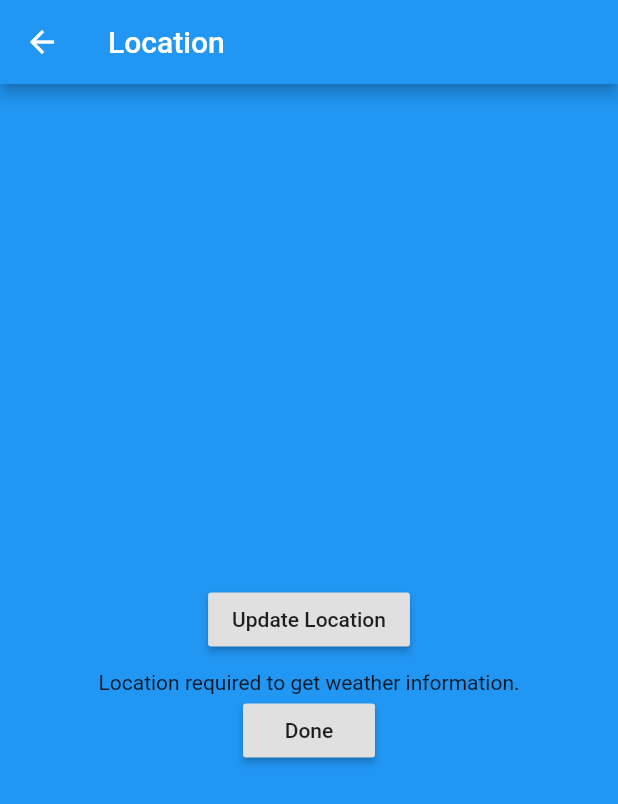
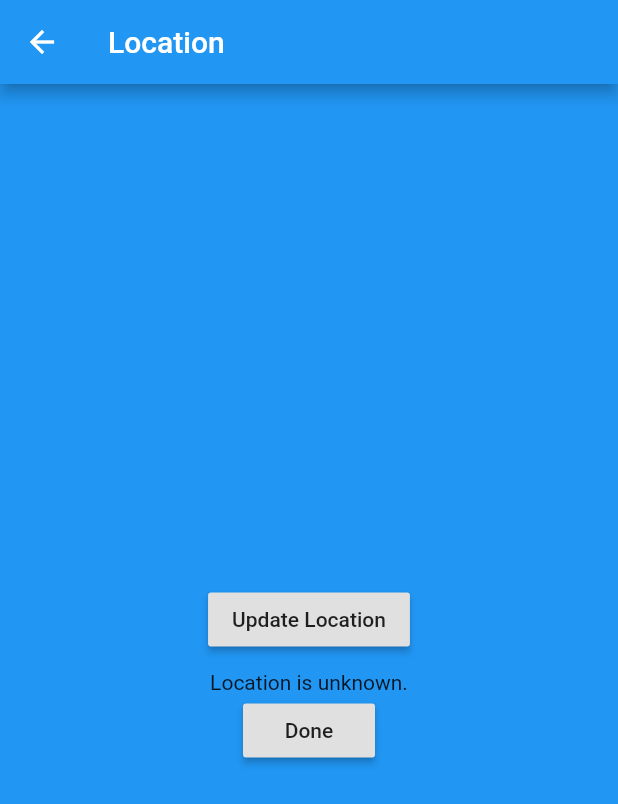
Before and after one commit to willmetz/SimplyWeather, a Flutter app: the LocationScreen screen opened directly, after a tap on "Update Location", on a phone screen of 412 x 824 dp. Shown: the top 804 px of the screen. Run offline on Flutter 3.47's test engine with Material 2 defaults, Android fonts, the phone set to English and light mode, and no system bars; our stand-ins replace cached_network_image, flutter_cache_manager, geolocator, sembast, shared_preferences; accounts and stored records are empty; generated files the repository leaves out were written again.

Commit message:
Added custom caching for the images on the radar screen, modified the location screen to include a spinner, added link to location screen when no location exists in app.

```diff
--- a/lib/Bloc/LocationBloc.dart
+++ b/lib/Bloc/LocationBloc.dart
@@ -2,7 +2,9 @@ import 'dart:async';
 
 import 'package:ost_weather/Bloc/Bloc.dart';
 import 'package:ost_weather/DataLayer/Location.dart';
+import 'package:ost_weather/DataLayer/WeatherLocale.dart';
 import 'package:ost_weather/Service/LocationService.dart';
+import 'package:ost_weather/Service/WeatherService.dart';
 import 'package:ost_weather/Utils/AppPreference.dart';
 
 class LocationBloc implements Bloc {
@@ -10,33 +12,53 @@ class LocationBloc implements Bloc {
 
   final AppPreferences _appPreferences;
   final LocationService _locationService;
+  final WeatherService _weatherService;
+  final LocationData initialData = LocationData.loading();
 
-  final _locationController = StreamController<Location>();
-  Stream<Location> get locationStream => _locationController.stream;
+  final _locationController = StreamController<LocationData>();
+  Stream<LocationData> get locationStream => _locationController.stream;
 
-  LocationBloc(this._appPreferences, this._locationService);
-
-  void getCurrentLocation(Function(Location) callback) async {
-    _location = await _appPreferences.getLocation();
-    if (callback != null) {
-      callback(_location);
-    }
-  }
+  LocationBloc(this._appPreferences, this._locationService, this._weatherService);
 
   void initLocation() async {
+    _locationController.sink.add(LocationData.loading());
+
     _location = await _appPreferences.getLocation();
-    _locationController.sink.add(_location);
+
+    if (_location != null && _location.hasLocation()) {
+      String locationName = await _appPreferences.getLocationName();
+
+      if (locationName != null) {
+        LocationData locationData = new LocationData(locationName);
+        _locationController.sink.add(locationData);
+        return;
+      }
+    }
+
+    _locationController.sink.add(new LocationData.unknown());
   }
 
   Future<bool> updateLocation() async {
+    _locationController.sink.add(LocationData.loading());
+
     Location location = await _locationService.getCurrentLocation();
 
     if (location != null) {
       _appPreferences.saveLocation(location);
-      _locationController.sink.add(location);
+
+      WeatherLocale locale = await _weatherService.getWeatherLocale(location);
+
+      if (locale != null && locale.locationInformation != null && locale.locationInformation.cityName != null) {
+        String city = locale.locationInformation.cityName;
+        await _appPreferences.saveLocationName(city);
+
+        _locationController.sink.add(new LocationData(city));
+        return true;
+      }
     }
 
-    return location != null;
+    _locationController.sink.add(LocationData.error());
+    return false;
   }
 
   @override
@@ -44,3 +66,33 @@ class LocationBloc implements Bloc {
     _locationController.close();
   }
 }
+
+enum LocationState { LocationUnknown, LocationKnown, Loading, Error }
+
+class LocationData {
+  String _locationName;
+  LocationState _locationState;
+
+  LocationData(this._locationName) {
+    _locationState = LocationState.LocationKnown;
+  }
+
+  LocationData.unknown() {
+    _locationName = null;
+    _locationState = LocationState.LocationUnknown;
+  }
+
+  LocationData.loading() {
+    _locationName = null;
+    _locationState = LocationState.Loading;
+  }
+
+  LocationData.error() {
+    _locationName = null;
+    _locationState = LocationState.Error;
+  }
+
+  String locationName() => _locationName;
+
+  LocationState locationState() => _locationState;
+}
--- a/lib/DataLayer/ExtendedForecast.dart
+++ b/lib/DataLayer/ExtendedForecast.dart
@@ -1,6 +1,4 @@
 import 'package:json_annotation/json_annotation.dart';
-
-import 'WeatherLocale.dart';
 
 /// This allows the `ExtendedForecast` class to access private members in
 /// the generated file. The value for this is *.g.dart, where
@@ -9,7 +7,7 @@ part 'ExtendedForecast.g.dart';
 
 @JsonSerializable(explicitToJson: true)
 class ExtendedForecast {
-  ExtendedForecast(this.dailyForecasts, this.forecastTimezone, this.retrievedAtTimeStamp);
+  ExtendedForecast(this.dailyForecasts, this.hourlyForecast, this.currentConditions, this.forecastTimezone);
 
   //This does not come from the service butis needed to record timestamp
   int retrievedAtTimeStamp;
@@ -41,8 +39,8 @@ class ExtendedForecast {
 
 @JsonSerializable(explicitToJson: true)
 class CurrentConditions {
-  CurrentConditions(this.currentTemperature, this.feelsLikeTemperature, this.humidity, this.sunriseUTC, this.sunsetUTC,
-      this.timeStampUTC, this.weather, this.windDirection, this.windSpeed);
+  CurrentConditions(this.timeStampUTC, this.sunriseUTC, this.sunsetUTC, this.currentTemperature, this.feelsLikeTemperature,
+      this.humidity, this.windSpeed, this.windDirection, this.weather);
 
   @JsonKey(name: 'dt', defaultValue: 0)
   int timeStampUTC;
@@ -84,8 +82,8 @@ class CurrentConditions {
 
 @JsonSerializable(explicitToJson: true)
 class HourlyForecast {
-  HourlyForecast(this.feelsLike, this.weather, this.humidity, this.probabilityOfPercipitation, this.temperatureFarenheit,
-      this.timeStampUTC, this.windDirection, this.windSpeed);
+  HourlyForecast(this.timeStampUTC, this.temperatureFarenheit, this.feelsLike, this.humidity, this.windSpeed,
+      this.windDirection, this.weather, this.probabilityOfPercipitation);
 
   @JsonKey(name: 'dt')
   int timeStampUTC;
@@ -124,7 +122,7 @@ class HourlyForecast {
 
 @JsonSerializable(explicitToJson: true)
 class DailyForecast {
-  DailyForecast(this.weather, this.windSpeed, this.dailyTemperatureRange, this.utcTimeStamp, this.windDirectionDegrees);
+  DailyForecast(this.dailyTemperatureRange, this.utcTimeStamp, this.windSpeed, this.windDirectionDegrees, this.weather);
 
   @JsonKey(name: 'temp')
   DailyTemperatureRange dailyTemperatureRange;
@@ -154,7 +152,7 @@ class DailyForecast {
 
 @JsonSerializable(explicitToJson: true)
 class DailyTemperatureRange {
-  DailyTemperatureRange(this.dayTimeTemp, this.hiTemp, this.lowTemp, this.eveningTemp, this.nightTemp);
+  DailyTemperatureRange(this.dayTimeTemp, this.lowTemp, this.hiTemp, this.nightTemp, this.eveningTemp);
 
   @JsonKey(name: 'day')
   double dayTimeTemp;
--- a/lib/DataLayer/Location.dart
+++ b/lib/DataLayer/Location.dart
@@ -1,4 +1,6 @@
 class Location {
+  static const double UNKNOWN_LOCATION = 999;
+
   Location(this.zipCode);
   Location.fromGeoInfo(this.latitude, this.longitude);
   Location.allForms(this.zipCode, this.longitude, this.latitude);
@@ -6,4 +8,8 @@ class Location {
   int zipCode;
   double latitude;
   double longitude;
+
+  bool hasLocation() {
+    return latitude != UNKNOWN_LOCATION && longitude != UNKNOWN_LOCATION;
+  }
 }
--- a/lib/Service/LocationService.dart
+++ b/lib/Service/LocationService.dart
@@ -15,14 +15,18 @@ class LocationService {
 
   Future<Location> getCurrentLocation() async {
     _geolocator.forceAndroidLocationManager = true;
+
+    try {
       Position position = await _geolocator
-        .getCurrentPosition(desiredAccuracy: LocationAccuracy.medium, locationPermissionLevel: GeolocationPermission.locationWhenInUse)
+          .getCurrentPosition(
+              desiredAccuracy: LocationAccuracy.medium, locationPermissionLevel: GeolocationPermission.locationWhenInUse)
           .timeout(Duration(seconds: 10))
           .catchError((error) => _geolocator.getLastKnownPosition());
 
       if (position != null) {
         return Location.fromGeoInfo(position.latitude, position.longitude);
       }
+    } catch (PlatformException) {}
 
     return null;
   }
--- a/lib/UI/ForecastScreen.dart
+++ b/lib/UI/ForecastScreen.dart
@@ -37,7 +37,7 @@ class ForecastScreen extends StatelessWidget {
             case ExtendedForecastState.loading:
               return loading("Loading Forecast");
             case ExtendedForecastState.locationRequired:
-              return locationRequired();
+              return locationRequired(context);
             case ExtendedForecastState.forecastReady:
               return showExtendedForecast(data);
             case ExtendedForecastState.forecastError:
--- a/lib/UI/HomeScreen.dart
+++ b/lib/UI/HomeScreen.dart
@@ -35,7 +35,7 @@ class HomeScreen extends StatelessWidget {
 
                   switch (results.homeState) {
                     case HomeState.noLocationAvailable:
-                      return locationRequired();
+                      return locationRequired(context);
                     case HomeState.currentConditionsAvailable:
                       return _showCurrentWeather(results.homeData);
                     case HomeState.errorRetrievingConditions:
--- a/lib/UI/LocationScreen.dart
+++ b/lib/UI/LocationScreen.dart
@@ -2,11 +2,17 @@ import 'package:flutter/material.dart';
 import 'package:ost_weather/Bloc/LocationBloc.dart';
 import 'package:ost_weather/Bloc/bloc_provider.dart';
 import 'package:ost_weather/DataLayer/Location.dart';
+import 'package:ost_weather/DataLayer/WeatherApiClient.dart';
+import 'package:ost_weather/Database/ExtendedForecastDAO.dart';
+import 'package:ost_weather/Database/WeatherLocaleDAO.dart';
 import 'package:ost_weather/Service/LocationService.dart';
+import 'package:ost_weather/Service/WeatherService.dart';
+import 'package:ost_weather/UI/Widgets/ForecastWidgets.dart';
 import 'package:ost_weather/Utils/AppPreference.dart';
 
 class LocationScreen extends StatelessWidget {
-  final LocationBloc _locationBloc = LocationBloc(AppPreferences(), LocationService());
+  final LocationBloc _locationBloc = LocationBloc(
+      AppPreferences(), LocationService(), WeatherService(WeatherApiClient(), ExtendedForecastDAO(), WeatherLocaleDAO()));
 
   LocationScreen() {
     WidgetsBinding.instance.addPostFrameCallback(_onLayoutDone);
@@ -24,10 +30,13 @@ class LocationScreen extends StatelessWidget {
             appBar: AppBar(title: Text("Location")),
             body: StreamBuilder(
                 stream: _locationBloc.locationStream,
+                initialData: _locationBloc.initialData,
                 builder: (context, snapshot) {
-                  Location location = snapshot.data;
+                  LocationData locationData = snapshot.data;
 
-                  return Container(
+                  return Stack(
+                    children: [
+                      Container(
                         color: Colors.blue,
                         child: Column(mainAxisAlignment: MainAxisAlignment.center, children: <Widget>[
                           Center(
@@ -36,23 +45,31 @@ class LocationScreen extends StatelessWidget {
                                   child: RaisedButton(
                                     child: Text("Update Location"),
                                     onPressed: () async {
+                                      if (locationData.locationState() != LocationState.Loading) {
                                         await _locationBloc.updateLocation();
+                                      }
                                     },
                                   ))),
-                      Center(child: currentLocationInformation(location)),
+                          Center(child: currentLocationInformation(locationData)),
                           RaisedButton(child: Text("Done"), onPressed: () => Navigator.pop(context))
                         ]),
+                      ),
+                      Visibility(
+                        child: loading("Updating Location..."),
+                        visible: locationData.locationState() == LocationState.Loading,
+                      )
+                    ],
                   );
                 })));
   }
 
-  Widget currentLocationInformation(Location location) {
+  Widget currentLocationInformation(LocationData locationData) {
     Widget myWidget;
 
-    if (location == null) {
-      myWidget = Text("Location required to get weather information.");
+    if (locationData?.locationState() == LocationState.LocationKnown) {
+      myWidget = Text("Current location is ${locationData.locationName()}");
     } else {
-      myWidget = Text("Current location is known");
+      myWidget = Text("Location is unknown.");
     }
 
     return myWidget;
--- a/lib/UI/RadarScreen.dart
+++ b/lib/UI/RadarScreen.dart
@@ -49,7 +49,7 @@ class RadarScreen extends StatelessWidget {
             );
           } else {
             if (radarData.state == RadarState.noLocationAvailable) {
-              return locationRequired();
+              return locationRequired(context);
             }
             return Container(
               color: Colors.grey[400],
--- a/lib/UI/Widgets/RadarOverlayWidget.dart
+++ b/lib/UI/Widgets/RadarOverlayWidget.dart
@@ -1,6 +1,9 @@
 import 'package:cached_network_image/cached_network_image.dart';
 import 'package:flutter/material.dart';
+import 'package:flutter_cache_manager/flutter_cache_manager.dart';
 import 'package:ost_weather/Bloc/RadarBlock.dart';
+import 'package:ost_weather/Images/CacheManagerWithDuration.dart';
+import 'package:path_provider/path_provider.dart';
 
 class RadarOverlayWidget extends StatelessWidget {
   final MapWithRadarTile _tile;
@@ -16,11 +19,13 @@ class RadarOverlayWidget extends StatelessWidget {
         imageUrl: _tile.mapUrlForTile,
         fit: BoxFit.scaleDown,
         height: _height,
+        cacheManager: CustomCacheManager(Duration(days: 14)),
       ),
       CachedNetworkImage(
         imageUrl: _tile.precipitationUrlForTile,
         fit: BoxFit.scaleDown,
         height: _height,
+        cacheManager: CustomCacheManager(Duration(minutes: 15)),
       ),
     ]);
   }
--- a/lib/Utils/AppPreference.dart
+++ b/lib/Utils/AppPreference.dart
@@ -2,6 +2,10 @@ import 'package:ost_weather/DataLayer/Location.dart';
 import 'package:shared_preferences/shared_preferences.dart';
 
 class AppPreferences {
+  final String _latitudeKey = "latitude";
+  final String _longitudeKey = "longitude";
+  final String _locationNameKey = "locationName";
+
   static final AppPreferences _instance = AppPreferences._internal();
   Future<SharedPreferences> _prefs = SharedPreferences.getInstance();
 
@@ -15,22 +19,34 @@ class AppPreferences {
   Future<bool> saveLocation(Location location) async {
     SharedPreferences sharedPreferences = await _prefs;
 
-    sharedPreferences.setInt("zip", location.zipCode);
-    sharedPreferences.setDouble("latitude", location.latitude);
-    sharedPreferences.setDouble("longitude", location.longitude);
+    bool savedLatitude = await sharedPreferences.setDouble(_latitudeKey, location.latitude);
+    bool savedLongitude = await sharedPreferences.setDouble(_longitudeKey, location.longitude);
+
+    return savedLatitude && savedLongitude;
   }
 
   Future<Location> getLocation() async {
     SharedPreferences sharedPreferences = await _prefs;
 
-    int zip = sharedPreferences.getInt("zip");
-    double long = sharedPreferences.getDouble("longitude");
-    double lat = sharedPreferences.getDouble("latitude");
+    double long = sharedPreferences.getDouble(_longitudeKey);
+    double lat = sharedPreferences.getDouble(_latitudeKey);
 
-    if (zip == null && lat == null && long == null) {
+    if (lat == null && long == null) {
       return null;
     } else {
-      return Location.allForms(zip, long, lat);
+      return Location.fromGeoInfo(lat, long);
     }
   }
+
+  Future<bool> saveLocationName(String locationName) async {
+    SharedPreferences sharedPreferences = await _prefs;
+
+    return await sharedPreferences.setString(_locationNameKey, locationName);
+  }
+
+  Future<String> getLocationName() async {
+    SharedPreferences sharedPreferences = await _prefs;
+
+    return sharedPreferences.getString(_locationNameKey);
+  }
 }
--- a/pubspec.yaml
+++ b/pubspec.yaml
@@ -29,6 +29,7 @@ dependencies:
 
   http: 0.12.0+4
   cached_network_image: 2.0.0
+  flutter_cache_manager: 1.4.1
   geolocator: 5.3.1
   intl: 0.16.1
   sembast: 2.4.2
```
Also changed, not shown: lib/Database/ExtendedForecastDAO.dart (+14 -5 lines), lib/Database/WeatherLocaleDAO.dart (+7 -2 lines), lib/Images/CacheManagerWithDuration.dart (added, +23 -0 lines), lib/Service/WeatherService.dart (+4 -4 lines), lib/UI/Widgets/ForecastWidgets.dart (+27 -9 lines), lib/DataLayer/ExtendedForecast.g.dart. Lines whose indentation alone changed are shown as unchanged.
